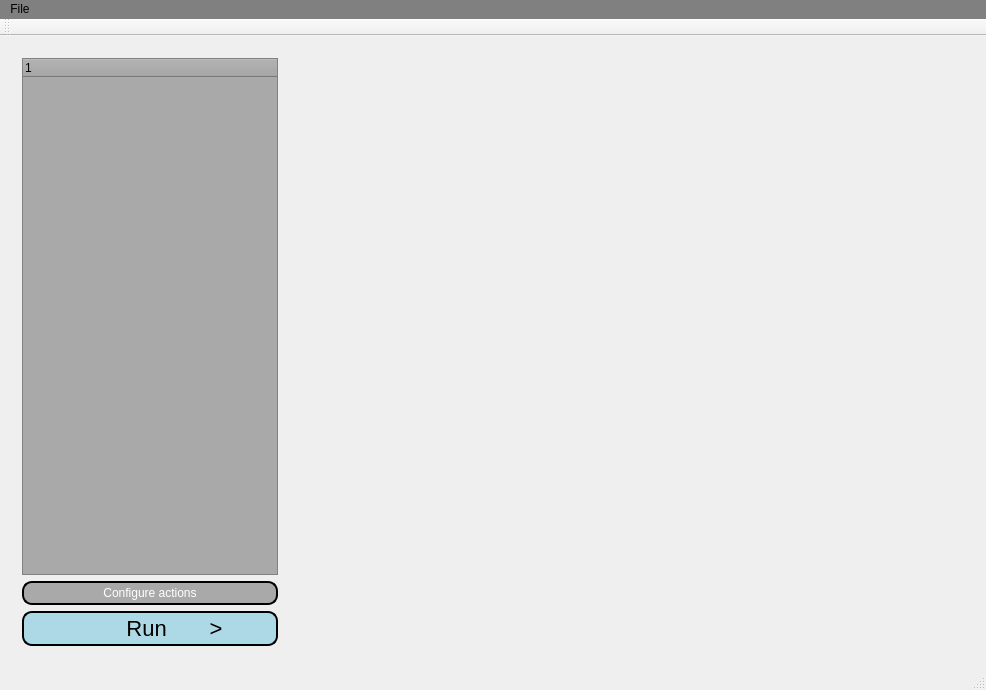
Old version of the form mainwindow.ui in the repository dboun/MultiPatientImageProcessing.
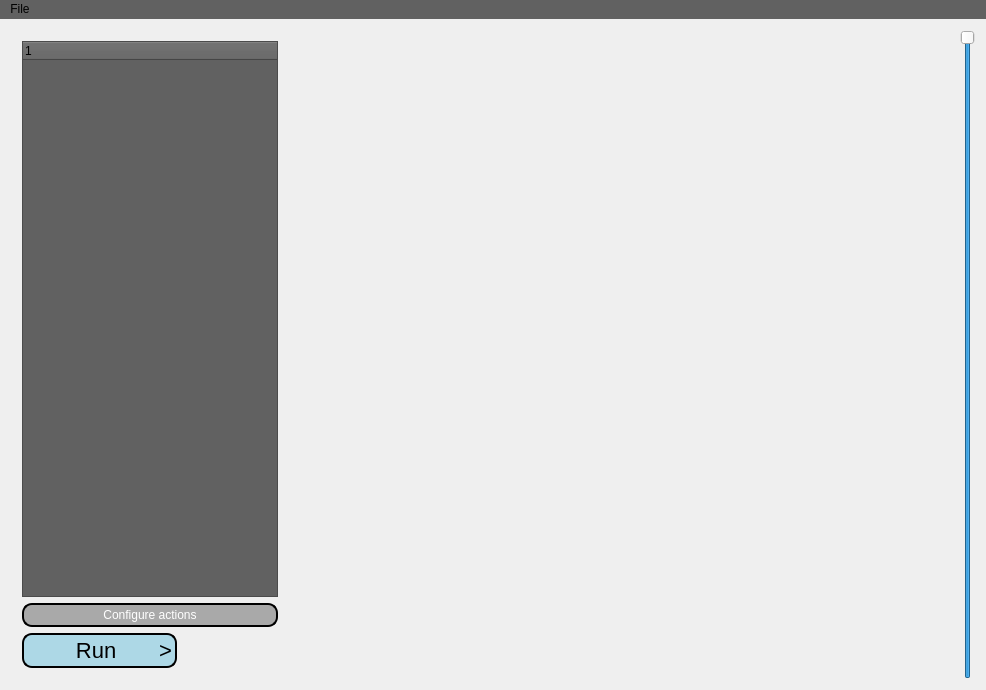
New version of the form. The open tabs and pages were chosen to show the change.

Commit message: Add option to build without viewer. Change colors.

```diff
--- a/mainwindow.ui
+++ b/mainwindow.ui
@@ -39,7 +39,7 @@
           </sizepolicy>
          </property>
          <property name="styleSheet">
-          <string notr="true">background-color:darkGray</string>
+          <string notr="true">background-color:rgb(97,97,97)</string>
          </property>
          <column>
           <property name="text">
@@ -64,7 +64,7 @@
          </property>
         </widget>
        </item>
-       <item>
+       <item alignment="Qt::AlignLeft">
         <widget class="QPushButton" name="pushButtonRun">
          <property name="styleSheet">
           <string notr="true">QPushButton { font:22px;color:black; background-color:lightblue; border-style: solid; border-color: black; border-width: 2px; border-radius: 10px; padding: 3px;}
@@ -101,6 +101,22 @@
       </widget>
      </widget>
     </item>
+    <item>
+     <widget class="QSlider" name="opacitySlider">
+      <property name="cursor">
+       <cursorShape>ArrowCursor</cursorShape>
+      </property>
+      <property name="value">
+       <number>99</number>
+      </property>
+      <property name="orientation">
+       <enum>Qt::Vertical</enum>
+      </property>
+      <property name="invertedAppearance">
+       <bool>false</bool>
+      </property>
+     </widget>
+    </item>
    </layout>
   </widget>
   <widget class="QMenuBar" name="menuBar">
@@ -116,7 +132,7 @@
     </rect>
    </property>
    <property name="styleSheet">
-    <string notr="true">background-color:gray</string>
+    <string notr="true">background-color:rgb(97,97,97)</string>
    </property>
    <widget class="QMenu" name="menuFile">
     <property name="styleSheet">
@@ -135,25 +151,6 @@
    </widget>
    <addaction name="menuFile"/>
   </widget>
-  <widget class="QToolBar" name="mainToolBar">
-   <property name="enabled">
-    <bool>true</bool>
-   </property>
-   <property name="styleSheet">
-    <string notr="true"/>
-   </property>
-   <attribute name="toolBarArea">
-    <enum>TopToolBarArea</enum>
-   </attribute>
-   <attribute name="toolBarBreak">
-    <bool>false</bool>
-   </attribute>
-  </widget>
-  <widget class="QStatusBar" name="statusBar">
-   <property name="styleSheet">
-    <string notr="true"/>
-   </property>
-  </widget>
   <action name="actionOpen_Dicom">
    <property name="text">
     <string>Open Dicom</string>
```
Left out of the diff: 3 changed lines with no effect on the pictures. The commit also changes 12 other files.
